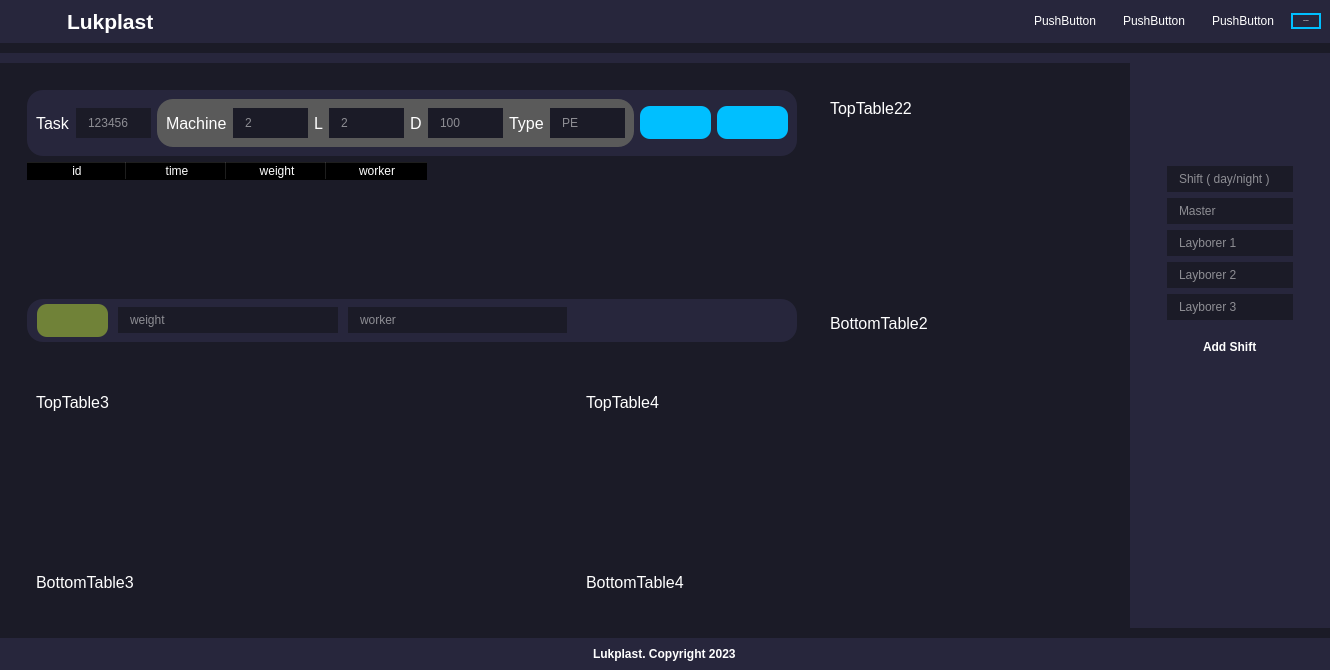
KofanovE/GuiLukplast, file interface.ui: the form before one commit.
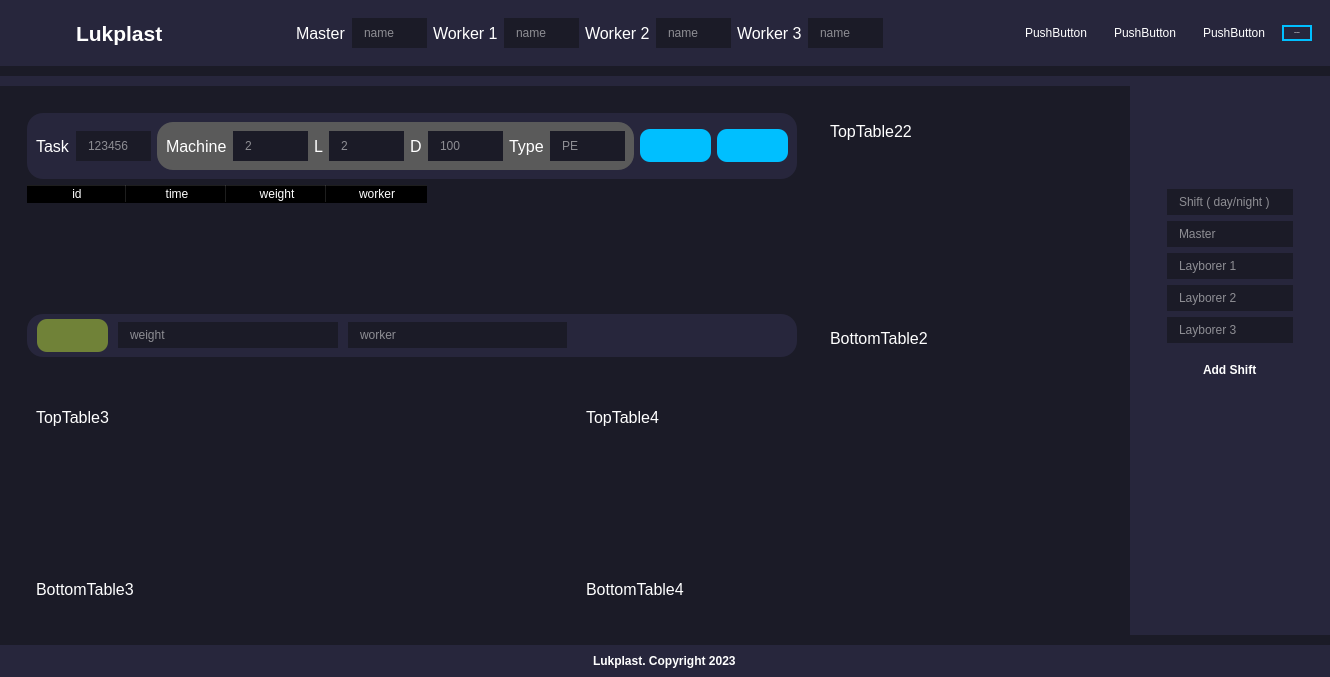
The form after the commit. Icons and pictures are not drawn. Custom widgets are drawn as their Qt base class.

Commit message: master_0_26_refactor: the first enter end show data to/from Shift table

```diff
--- a/interface.ui
+++ b/interface.ui
@@ -102,22 +102,7 @@
     <item>
      <widget class="QWidget" name="header" native="true">
       <layout class="QHBoxLayout" name="horizontalLayout">
-       <property name="spacing">
-        <number>0</number>
-       </property>
-       <property name="leftMargin">
-        <number>0</number>
-       </property>
-       <property name="topMargin">
-        <number>0</number>
-       </property>
-       <property name="rightMargin">
-        <number>0</number>
-       </property>
-       <property name="bottomMargin">
-        <number>0</number>
-       </property>
-       <item alignment="Qt::AlignLeft">
+       <item>
         <widget class="QFrame" name="frame_2">
          <property name="frameShape">
           <enum>QFrame::StyledPanel</enum>
@@ -163,7 +148,169 @@
          </layout>
         </widget>
        </item>
-       <item alignment="Qt::AlignRight|Qt::AlignTop">
+       <item>
+        <spacer name="horizontalSpacer_2">
+         <property name="orientation">
+          <enum>Qt::Horizontal</enum>
+         </property>
+         <property name="sizeHint" stdset="0">
+          <size>
+           <width>58</width>
+           <height>20</height>
+          </size>
+         </property>
+        </spacer>
+       </item>
+       <item>
+        <widget class="QFrame" name="frameShift">
+         <property name="frameShape">
+          <enum>QFrame::StyledPanel</enum>
+         </property>
+         <property name="frameShadow">
+          <enum>QFrame::Raised</enum>
+         </property>
+         <layout class="QHBoxLayout" name="horizontalLayout_17">
+          <item>
+           <widget class="QLabel" name="label_20">
+            <property name="font">
+             <font>
+              <pointsize>12</pointsize>
+             </font>
+            </property>
+            <property name="text">
+             <string>Master</string>
+            </property>
+           </widget>
+          </item>
+          <item>
+           <widget class="QLineEdit" name="masterShow">
+            <property name="minimumSize">
+             <size>
+              <width>75</width>
+              <height>30</height>
+             </size>
+            </property>
+            <property name="maximumSize">
+             <size>
+              <width>75</width>
+              <height>30</height>
+             </size>
+            </property>
+            <property name="placeholderText">
+             <string>name</string>
+            </property>
+           </widget>
+          </item>
+          <item>
+           <widget class="QLabel" name="label_21">
+            <property name="font">
+             <font>
+              <pointsize>12</pointsize>
+             </font>
+            </property>
+            <property name="text">
+             <string>Worker 1</string>
+            </property>
+           </widget>
+          </item>
+          <item>
+           <widget class="QLineEdit" name="worker1Show">
+            <property name="minimumSize">
+             <size>
+              <width>75</width>
+              <height>30</height>
+             </size>
+            </property>
+            <property name="maximumSize">
+             <size>
+              <width>75</width>
+              <height>30</height>
+             </size>
+            </property>
+            <property name="placeholderText">
+             <string>name</string>
+            </property>
+           </widget>
+          </item>
+          <item>
+           <widget class="QLabel" name="label_22">
+            <property name="font">
+             <font>
+              <pointsize>12</pointsize>
+             </font>
+            </property>
+            <property name="text">
+             <string>Worker 2</string>
+            </property>
+           </widget>
+          </item>
+          <item>
+           <widget class="QLineEdit" name="worker2Show">
+            <property name="minimumSize">
+             <size>
+              <width>75</width>
+              <height>30</height>
+             </size>
+            </property>
+            <property name="maximumSize">
+             <size>
+              <width>75</width>
+              <height>30</height>
+             </size>
+            </property>
+            <property name="placeholderText">
+             <string>name</string>
+            </property>
+           </widget>
+          </item>
+          <item>
+           <widget class="QLabel" name="label_23">
+            <property name="font">
+             <font>
+              <pointsize>12</pointsize>
+             </font>
+            </property>
+            <property name="text">
+             <string>Worker 3</string>
+            </property>
+           </widget>
+          </item>
+          <item>
+           <widget class="QLineEdit" name="worker3Show">
+            <property name="minimumSize">
+             <size>
+              <width>75</width>
+              <height>30</height>
+             </size>
+            </property>
+            <property name="maximumSize">
+             <size>
+              <width>75</width>
+              <height>30</height>
+             </size>
+            </property>
+            <property name="placeholderText">
+             <string>name</string>
+            </property>
+           </widget>
+          </item>
+         </layout>
+        </widget>
+       </item>
+       <item>
+        <spacer name="horizontalSpacer_3">
+         <property name="orientation">
+          <enum>Qt::Horizontal</enum>
+         </property>
+         <property name="sizeHint" stdset="0">
+          <size>
+           <width>57</width>
+           <height>20</height>
+          </size>
+         </property>
+        </spacer>
+       </item>
+       <item>
         <widget class="QFrame" name="frame">
          <property name="frameShape">
           <enum>QFrame::StyledPanel</enum>
```
The commit also changes 3 other files.
